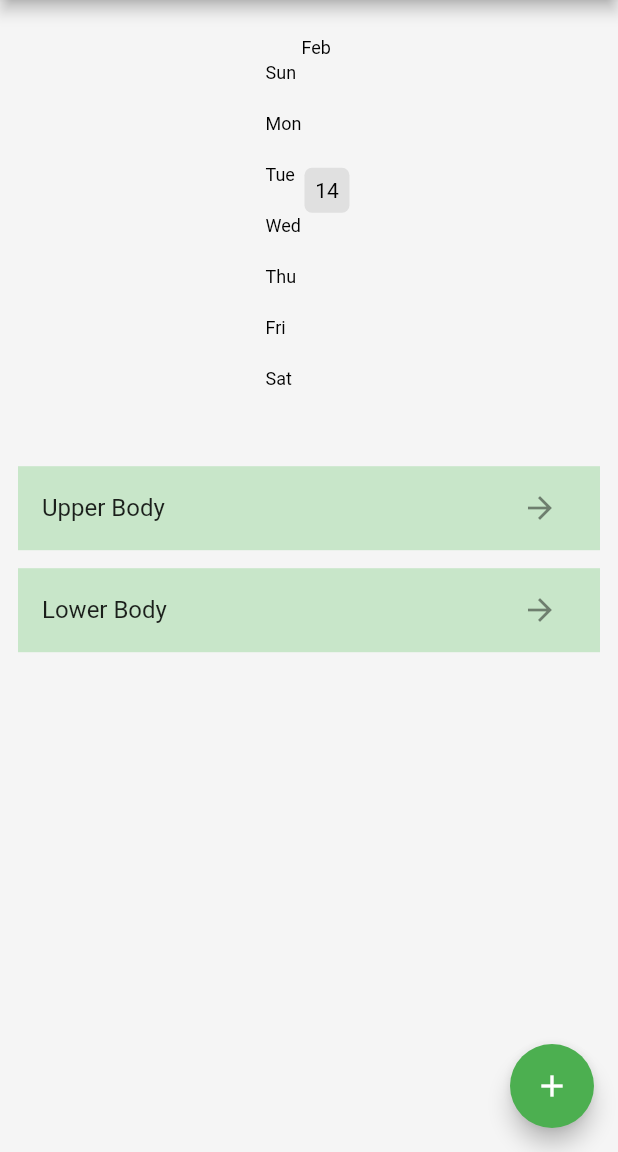
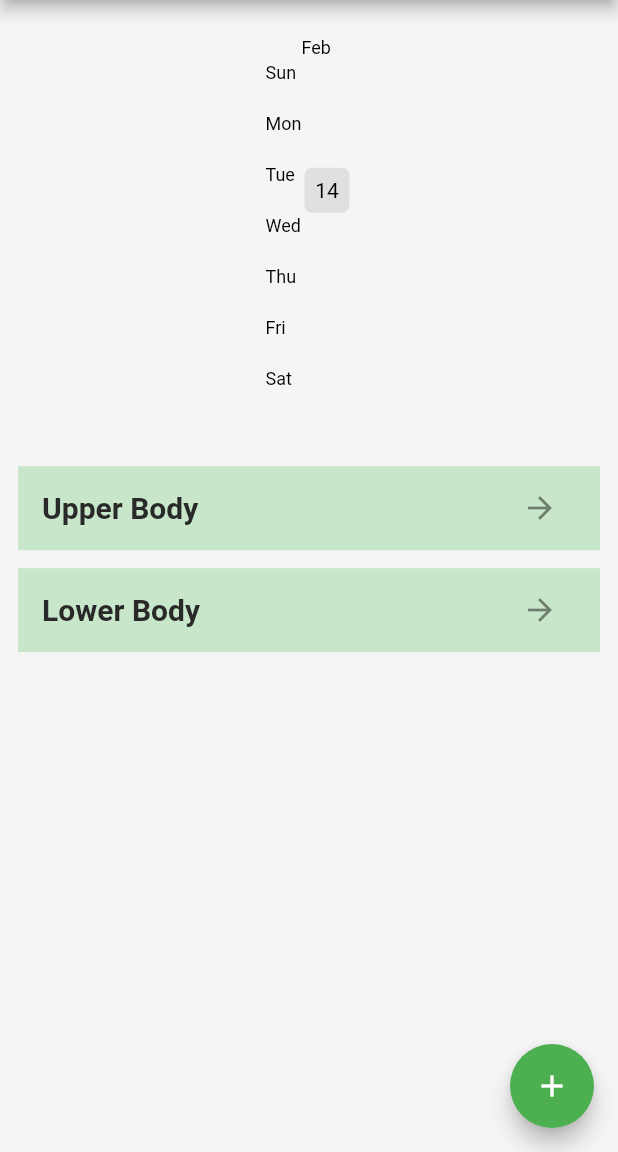
Before and after one commit to dobrunov/workout_tracker, a Flutter app: the screen it shows after launch, on a phone screen of 412 x 824 dp, the part 84-1236 px from its top. Run offline on Flutter 3.47's test engine with Material 2 defaults, Android fonts, the phone set to English and light mode, and no system bars; drawn by our look-alikes of flutter_heatmap_calendar; our stand-ins replace hive, hive_flutter; accounts and stored records are empty.

Commit message:
add text styles, correct tile header color

```diff
--- a/lib/components/exercise_tile.dart
+++ b/lib/components/exercise_tile.dart
@@ -2,6 +2,7 @@ import 'package:flutter/material.dart';
 
 import '../constants/color_constants.dart';
 import '../constants/decoration_constants.dart';
+import '../constants/text_styles.dart';
 
 class ExerciseTile extends StatelessWidget {
   final String exerciseName;
@@ -28,7 +29,7 @@ class ExerciseTile extends StatelessWidget {
       child: Padding(
         padding: tilePadding,
         child: ListTile(
-          title: Text(exerciseName),
+          title: Text(exerciseName, style: tileHeaderTextStyle),
           subtitle: Row(
             children: [
               // weight
--- a/lib/constants/color_constants.dart
+++ b/lib/constants/color_constants.dart
@@ -8,3 +8,5 @@ final grey100 = Colors.grey[100];
 final grey300 = Colors.grey[300];
 
 final red500 = Colors.red[500];
+
+const tileHeaderColor = Color(0xff292929);
--- /dev/null
+++ b/lib/constants/text_styles.dart
@@ -0,0 +1,5 @@
+import 'package:flutter/material.dart';
+
+import 'color_constants.dart';
+
+const tileHeaderTextStyle = TextStyle(fontSize: 20, fontWeight: FontWeight.bold, color: tileHeaderColor);
--- a/lib/pages/home_page.dart
+++ b/lib/pages/home_page.dart
@@ -6,6 +6,7 @@ import 'package:workout_tracker/pages/workout_page.dart';
 
 import '../components/heat_map.dart';
 import '../constants/color_constants.dart';
+import '../constants/text_styles.dart';
 import '../data/workout_data.dart';
 
 class HomePage extends StatefulWidget {
@@ -129,7 +130,7 @@ class _HomePageState extends State<HomePage> {
                   child: Container(
                     color: green100,
                     child: ListTile(
-                      title: Text(value.getWorkoutList()[index].name),
+                      title: Text(value.getWorkoutList()[index].name, style: tileHeaderTextStyle),
                       trailing: IconButton(
                         icon: const Icon(Icons.arrow_forward),
                         onPressed: () => goToWorkoutPage(value.getWorkoutList()[index].name),
```
